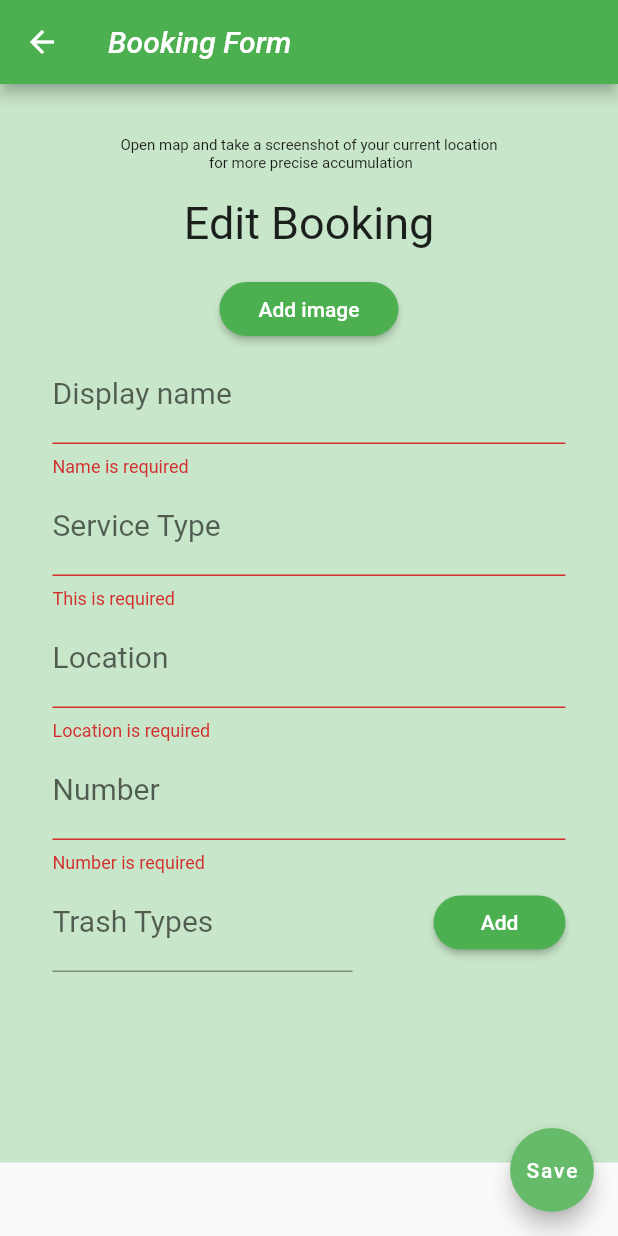
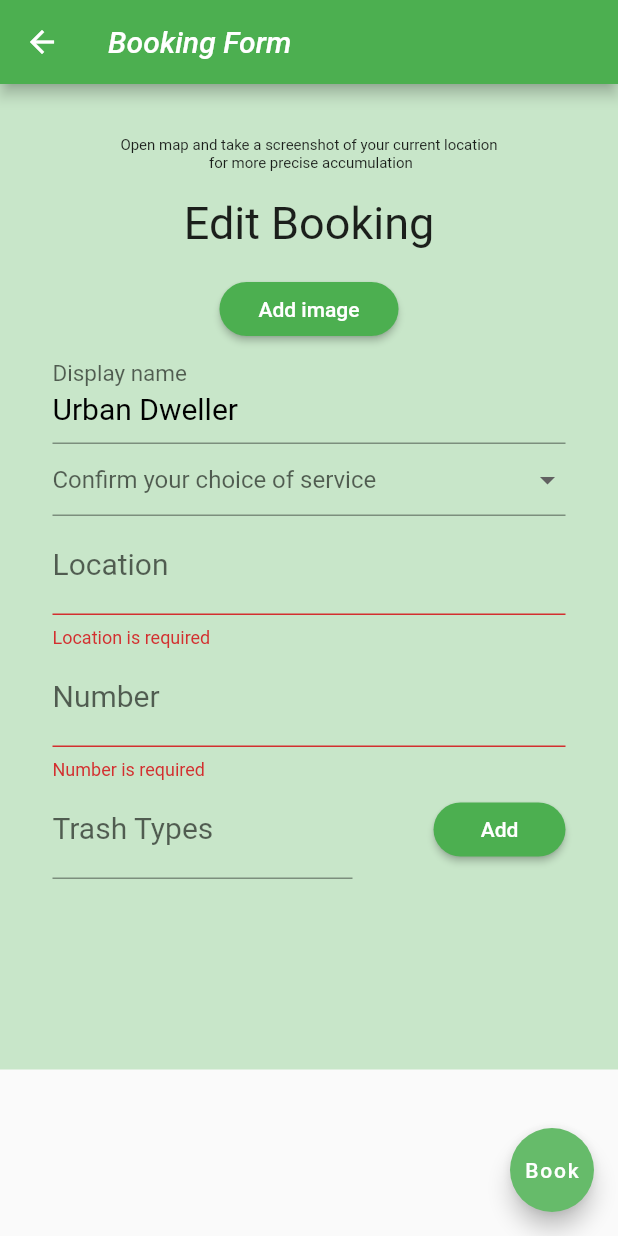
Before and after one commit to frk611/SafaiSathi, a Flutter app: the BookingsForm screen opened directly, on a phone screen of 412 x 824 dp. Run offline on Flutter 3.47's test engine with Material 2 defaults, Android fonts, the light colour scheme and no system bars; our stand-ins replace cloud_firestore, firebase_auth, firebase_storage, flutter_spinkit, image_picker; missing offline and left inert: linkable; accounts and stored records are empty.

Commit message:
final checks

```diff
--- a/lib/navDrawerElements/profilePage.dart
+++ b/lib/navDrawerElements/profilePage.dart
@@ -31,7 +31,7 @@ class _ProfilePageState extends State<ProfilePage> {
             fontStyle: FontStyle.italic,
           ),
         ),
-        /*actions: <Widget>[
+        actions: <Widget>[
           // action button
           FlatButton(
             shape:
@@ -52,7 +52,7 @@ class _ProfilePageState extends State<ProfilePage> {
                   color: Colors.black),
             ),
           ),
-        ],*/
+        ],
         backgroundColor: Colors.green,
       ),
       body: Container(
--- a/lib/navDrawerElements/usefulLinks.dart
+++ b/lib/navDrawerElements/usefulLinks.dart
@@ -118,7 +118,7 @@ class UsefulLinks extends StatelessWidget {
                 ),
                 color: Colors.green[100],
                 child: Padding(
-                  padding: EdgeInsets.all(10),
+                  padding: EdgeInsets.all(20),
                   child: Linkable(
                     textAlign: TextAlign.center,
                     style: TextStyle(
@@ -132,7 +132,7 @@ class UsefulLinks extends StatelessWidget {
                 ),
               ),
               SizedBox(
-                height: 100,
+                height: 80,
               ),
             ],
           ),
--- a/lib/screens/bookingForm.dart
+++ b/lib/screens/bookingForm.dart
@@ -1,5 +1,6 @@
 import 'dart:io';
 import 'package:SafaiSathi/model/booking.dart';
+import 'package:SafaiSathi/notifier/authNotifier.dart';
 import 'package:SafaiSathi/notifier/bookingNotifier.dart';
 import 'package:SafaiSathi/services.dart';
 import 'package:flutter/material.dart';
@@ -113,45 +114,38 @@ class _BookingsFormState extends State<BookingsForm> {
   }
 
   Widget _buildNameField() {
+    AuthNotifier authNotifier = Provider.of<AuthNotifier>(context);
     return TextFormField(
       decoration: InputDecoration(labelText: 'Display name'),
-      initialValue: _currentBookings.name,
-      keyboardType: TextInputType.text,
-      style: TextStyle(fontSize: 20),
-      validator: (String value) {
-        if (value.isEmpty) {
-          return 'Name is required';
-        }
-
-        if (value.length < 3 || value.length > 20) {
-          return 'Please enter your display name';
-        }
-
-        return null;
-      },
+      initialValue: (authNotifier.user != null
+          ? authNotifier.user.displayName
+          : "Urban Dweller"),
+      style: TextStyle(
+        color: Colors.black,
+        fontSize: 20,
+        fontStyle: FontStyle.normal,
+      ),
       onSaved: (String value) {
         _currentBookings.name = value;
       },
     );
   }
 
+//Test field
   Widget _buildTypeField() {
-    return TextFormField(
-      decoration: InputDecoration(labelText: 'Service Type'),
-      initialValue: _currentBookings.type,
-      keyboardType: TextInputType.text,
-      style: TextStyle(fontSize: 20),
-      validator: (String value) {
-        if (value.isEmpty) {
-          return 'This is required';
-        }
-
-        if (value.length < 8 || value.length > 30) {
-          return 'Choose from the given services';
-        }
-
-        return null;
-      },
+    return DropdownButtonFormField(
+      hint: Text('Confirm your choice of service'),
+      items: <String>[
+        'Clean your home trash',
+        'Clean your water tank',
+        'Clean your household',
+      ].map((String value) {
+        return new DropdownMenuItem<String>(
+          value: value,
+          child: new Text(value),
+        );
+      }).toList(),
+      onChanged: (_) {},
       onSaved: (String value) {
         _currentBookings.type = value;
       },
@@ -358,7 +352,7 @@ class _BookingsFormState extends State<BookingsForm> {
           FocusScope.of(context).requestFocus(new FocusNode());
           _saveBookings();
         },
-        child: Text('Save'),
+        child: Text('Book'),
         foregroundColor: Colors.white,
       ),
     );
--- a/lib/screens/homePage.dart
+++ b/lib/screens/homePage.dart
@@ -203,7 +203,7 @@ class HomePageState extends State<HomePage> {
                 child: Padding(
                   padding: EdgeInsets.all(10),
                   child: Text(
-                    'Kindly after going to the booking page type one from the given services',
+                    'Kindly after going to the booking page, reconfirm your desired service.',
                     style: TextStyle(
                         fontStyle: FontStyle.normal,
                         fontSize: 25,
--- a/pubspec.yaml
+++ b/pubspec.yaml
@@ -15,7 +15,7 @@ publish_to: "none" # Remove this line if you wish to publish to pub.dev
 # In iOS, build-name is used as CFBundleShortVersionString while build-number used as CFBundleVersion.
 # Read more about iOS versioning at
 # https://developer.apple.com/library/archive/documentation/General/Reference/InfoPlistKeyReference/Articles/CoreFoundationKeys.html
-version: 1.0.0+1
+version: 1.0.0+0
 
 environment:
   sdk: ">=2.1.0 <3.0.0"
```
Also changed, not shown: lib/screens/login.dart (+25 -18 lines), 1 other file.
